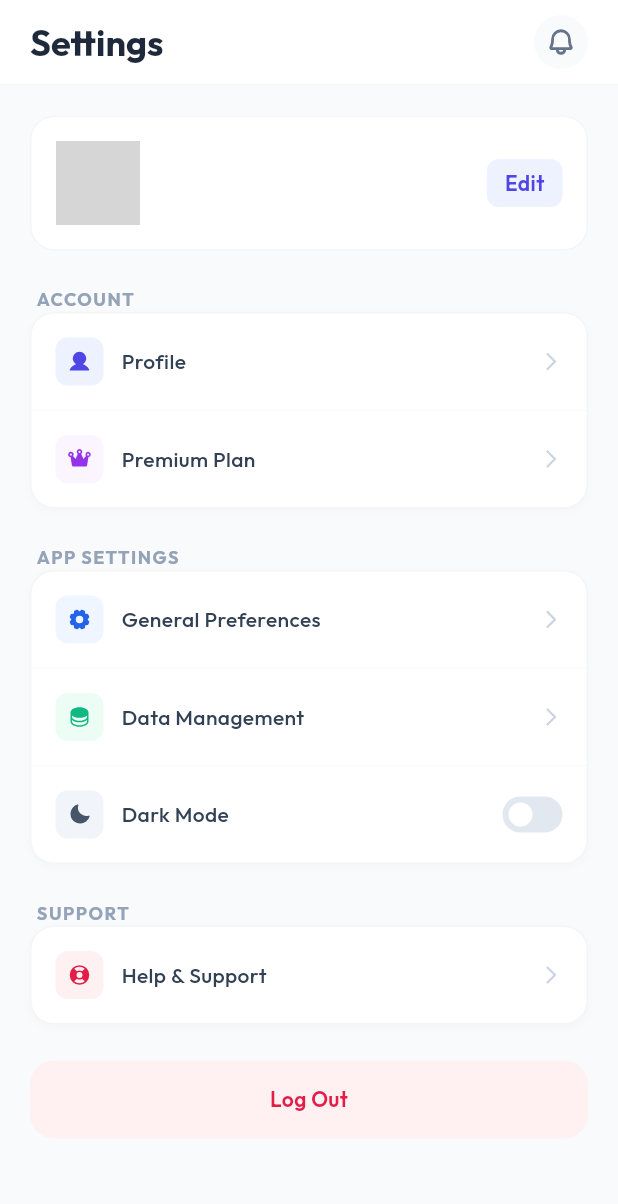
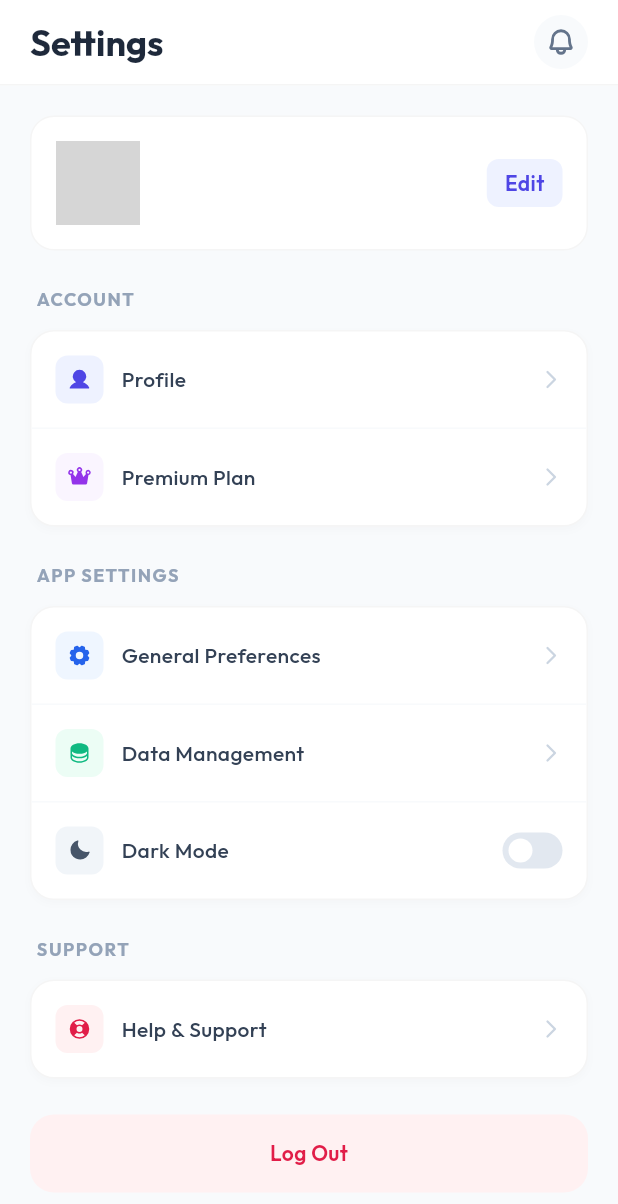
Before and after one commit to BajWarring/Sage_Books, a Flutter app: the SettingsTab screen opened directly with empty values, on a phone screen of 412 x 824 dp. Shown: the top 1204 px of the screen. Run offline on Flutter 3.47's test engine with Material 3 defaults, Android fonts, the phone set to English and light mode, and no system bars; our stand-ins replace cloud_firestore, firebase_auth, firebase_core, google_fonts, google_sign_in, lottie and 1 more; accounts and stored records are empty; network calls fail; grey boxes are pictures that could not be loaded.

Commit message:
Update settings_tab.dart

```diff
--- a/lib/tabs/settings_tab.dart
+++ b/lib/tabs/settings_tab.dart
@@ -45,8 +45,8 @@ class SettingsTab extends StatelessWidget {
             width: 36,
             height: 36,
             margin: const EdgeInsets.only(right: 20),
-            decoration: BoxDecoration(
-              color: const Color(0xFFF8FAFC),
+            decoration: const BoxDecoration(
+              color: Color(0xFFF8FAFC),
               shape: BoxShape.circle,
             ),
             child: Icon(PhosphorIcons.bell(PhosphorIconsStyle.bold), size: 20, color: const Color(0xFF64748B)),
@@ -235,8 +235,9 @@ class SettingsTab extends StatelessWidget {
   }
 
   Widget _buildSectionHeader(String title) {
+    // FIX: Changed 'mb: 12' to 'bottom: 12'
     return Padding(
-      padding: const EdgeInsets.only(left: 4, mb: 12),
+      padding: const EdgeInsets.only(left: 4, bottom: 12),
       child: Text(
         title.toUpperCase(),
         style: GoogleFonts.outfit(
```
